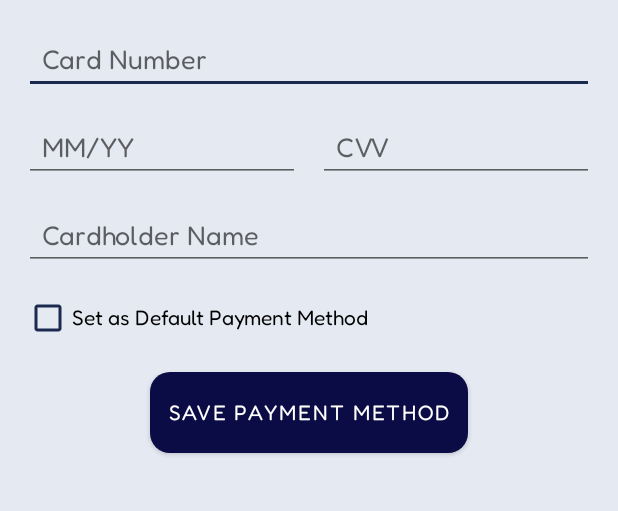
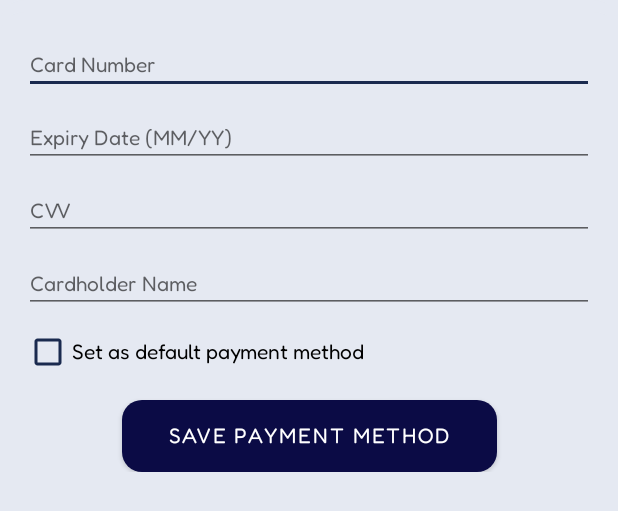
Before and after one commit to veronika8597/Shoppy_OnlineShop, an Android app: the layout fragment_edit_payment_methods.xml on its own in the app's theme, with its tools: preview values and no code run, on a phone screen of 412 x 824 dp. Shown: the top 511 px of the screen. Run offline under Robolectric (Android 15) with nearby library versions, the phone set to English and light mode, and no system bars.

Commit message:
add bottom sheet for payment method entry with full styling and validation

```diff
--- a/app/src/main/java/com/example/shoppy_onlineshop/ui/userProfile/paymentMethods/PaymentMethodsAdapter.kt
+++ b/app/src/main/java/com/example/shoppy_onlineshop/ui/userProfile/paymentMethods/PaymentMethodsAdapter.kt
@@ -46,8 +46,8 @@ class PaymentMethodsAdapter(private var paymentMethodsList: MutableList<PaymentM
         notifyDataSetChanged()
     }
 
-    fun maskCardNumber(cardNumber: String): String {
-        return if(!cardNumber.isNullOrEmpty() && cardNumber.length >= 15){
+    private fun maskCardNumber(cardNumber: String): String {
+        return if(cardNumber.isNotEmpty() && cardNumber.length >= 15){
             "**** **** **** " + cardNumber.takeLast(4)
         }
         else {
--- a/app/src/main/res/layout/fragment_edit_address.xml
+++ b/app/src/main/res/layout/fragment_edit_address.xml
@@ -17,8 +17,7 @@
             android:layout_width="match_parent"
             android:layout_height="wrap_content"
             android:padding="16dp"
-            android:background="@drawable/bottom_sheet_background"
-           >
+            android:background="@drawable/bottom_sheet_background">
 
             <Spinner
                 android:id="@+id/country_spinner"
--- a/app/src/main/res/layout/fragment_edit_payment_methods.xml
+++ b/app/src/main/res/layout/fragment_edit_payment_methods.xml
@@ -1,103 +1,98 @@
 <?xml version="1.0" encoding="utf-8"?>
-<androidx.constraintlayout.widget.ConstraintLayout xmlns:android="http://schemas.android.com/apk/res/android"
+<androidx.coordinatorlayout.widget.CoordinatorLayout xmlns:android="http://schemas.android.com/apk/res/android"
     xmlns:app="http://schemas.android.com/apk/res-auto"
     xmlns:tools="http://schemas.android.com/tools"
-    android:id="@+id/frameLayout"
     android:layout_width="match_parent"
-    android:layout_height="match_parent"
+    android:layout_height="wrap_content"
+    android:background="@drawable/bottom_sheet_background"
+    tools:context=".ui.userProfile.paymentMethods.EditPaymentMethodBottomSheet">
+
+    <ScrollView
+        android:layout_width="match_parent"
+        android:layout_height="wrap_content"
+        android:clipToPadding="false"
+        android:paddingBottom="24dp"
+        android:paddingTop="8dp">
+
+        <androidx.constraintlayout.widget.ConstraintLayout
+            android:layout_width="match_parent"
+            android:layout_height="wrap_content"
             android:padding="16dp"
-    android:background="@color/lavender_gray"
-    tools:context=".ui.userProfile.paymentMethods.EditPaymentMethodsFragment">
+            android:background="@drawable/bottom_sheet_background">
 
-    <!-- Card Number Input -->
             <EditText
                 android:id="@+id/card_number_editText"
-        android:layout_width="match_parent"
+                android:layout_width="0dp"
                 android:layout_height="wrap_content"
-        android:fontFamily="@font/fredoka"
-        android:textColor="@color/Black_russian"
                 android:hint="Card Number"
                 android:inputType="number"
-        android:maxLength="19"
-        android:padding="12dp"
+                android:fontFamily="@font/fredoka"
+                android:textSize="14sp"
                 app:layout_constraintTop_toTopOf="parent"
                 app:layout_constraintStart_toStartOf="parent"
                 app:layout_constraintEnd_toEndOf="parent" />
 
-    <!-- Expiration Date Input -->
             <EditText
                 android:id="@+id/expiry_date_editText"
                 android:layout_width="0dp"
                 android:layout_height="wrap_content"
+                android:hint="Expiry Date (MM/YY)"
+                android:inputType="text"
+                android:layout_marginTop="10dp"
                 android:fontFamily="@font/fredoka"
-        android:textColor="@color/Black_russian"
-        android:hint="MM/YY"
-        android:inputType="number"
-        android:maxLength="5"
-        android:padding="12dp"
+                android:textSize="14sp"
                 app:layout_constraintTop_toBottomOf="@id/card_number_editText"
                 app:layout_constraintStart_toStartOf="parent"
-        app:layout_constraintEnd_toStartOf="@id/cvv_editText"
-        android:layout_marginTop="12dp" />
+                app:layout_constraintEnd_toEndOf="parent" />
 
-    <!-- CVV Input -->
             <EditText
                 android:id="@+id/cvv_editText"
                 android:layout_width="0dp"
                 android:layout_height="wrap_content"
-        android:fontFamily="@font/fredoka"
-        android:textColor="@color/Black_russian"
                 android:hint="CVV"
                 android:inputType="numberPassword"
-        android:maxLength="3"
-        android:padding="12dp"
-        app:layout_constraintTop_toBottomOf="@id/card_number_editText"
-        app:layout_constraintStart_toEndOf="@id/expiry_date_editText"
-        app:layout_constraintEnd_toEndOf="parent"
-        android:layout_marginTop="12dp"
-        android:layout_marginStart="12dp" />
+                android:layout_marginTop="10dp"
+                android:fontFamily="@font/fredoka"
+                android:textSize="14sp"
+                app:layout_constraintTop_toBottomOf="@id/expiry_date_editText"
+                app:layout_constraintStart_toStartOf="parent"
+                app:layout_constraintEnd_toEndOf="parent" />
 
-    <!-- Cardholder Name Input -->
             <EditText
                 android:id="@+id/cardholder_name_editText"
-        android:layout_width="match_parent"
+                android:layout_width="0dp"
                 android:layout_height="wrap_content"
+                android:hint="Cardholder Name"
+                android:inputType="textPersonName"
+                android:layout_marginTop="10dp"
                 android:fontFamily="@font/fredoka"
-        android:hint="Cardholder Name"
-        android:inputType="text"
-        android:textColor="@color/Black_russian"
-        android:padding="12dp"
-        app:layout_constraintTop_toBottomOf="@id/expiry_date_editText"
+                android:textSize="14sp"
+                app:layout_constraintTop_toBottomOf="@id/cvv_editText"
                 app:layout_constraintStart_toStartOf="parent"
-        app:layout_constraintEnd_toEndOf="parent"
-        android:layout_marginTop="12dp" />
+                app:layout_constraintEnd_toEndOf="parent" />
 
-    <!-- Set as Default Checkbox -->
             <CheckBox
                 android:id="@+id/default_payment_checkbox"
                 android:layout_width="wrap_content"
                 android:layout_height="wrap_content"
-        android:fontFamily="@font/fredoka"
-        android:text="Set as Default Payment Method"
+                android:text="Set as default payment method"
+                android:layout_marginTop="10dp"
                 app:layout_constraintTop_toBottomOf="@id/cardholder_name_editText"
-        app:layout_constraintStart_toStartOf="parent"
-        android:layout_marginTop="16dp" />
+                app:layout_constraintStart_toStartOf="parent" />
 
-    <!-- Save Button -->
             <Button
                 android:id="@+id/save_payment_button"
-        android:layout_width="wrap_content"
+                android:layout_width="250dp"
                 android:layout_height="wrap_content"
+                android:text="Save Payment Method"
+                android:layout_marginTop="16dp"
+                android:background="@drawable/button_background"
                 android:fontFamily="@font/fredoka"
-        android:text="Save Payment Method"
-        android:background="@drawable/button_background"
                 app:backgroundTint="@null"
-        android:textColor="#ffffff"
-        android:padding="12dp"
                 app:layout_constraintTop_toBottomOf="@id/default_payment_checkbox"
                 app:layout_constraintStart_toStartOf="parent"
-        app:layout_constraintEnd_toEndOf="parent"
-        android:layout_marginTop="20dp" />
-
+                app:layout_constraintEnd_toEndOf="parent" />
 
         </androidx.constraintlayout.widget.ConstraintLayout>
+    </ScrollView>
+</androidx.coordinatorlayout.widget.CoordinatorLayout>
```
Also changed, not shown: app/src/main/java/com/example/shoppy_onlineshop/ui/bag/BagFragment.kt (+16 -2 lines), app/src/main/java/com/example/shoppy_onlineshop/ui/userProfile/paymentMethods/EditPaymentMethodBottomSheet.kt (renamed from app/src/main/java/com/example/shoppy_onlineshop/ui/userProfile/paymentMethods/EditPaymentMethodsFragment.kt, +68 -3 lines). Lines whose indentation alone changed are shown as unchanged.
